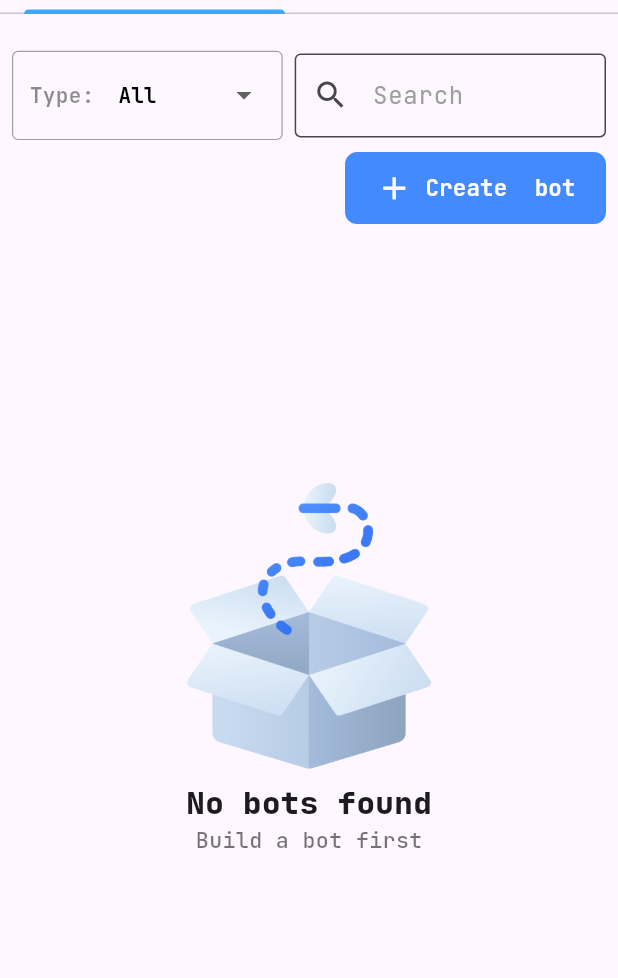
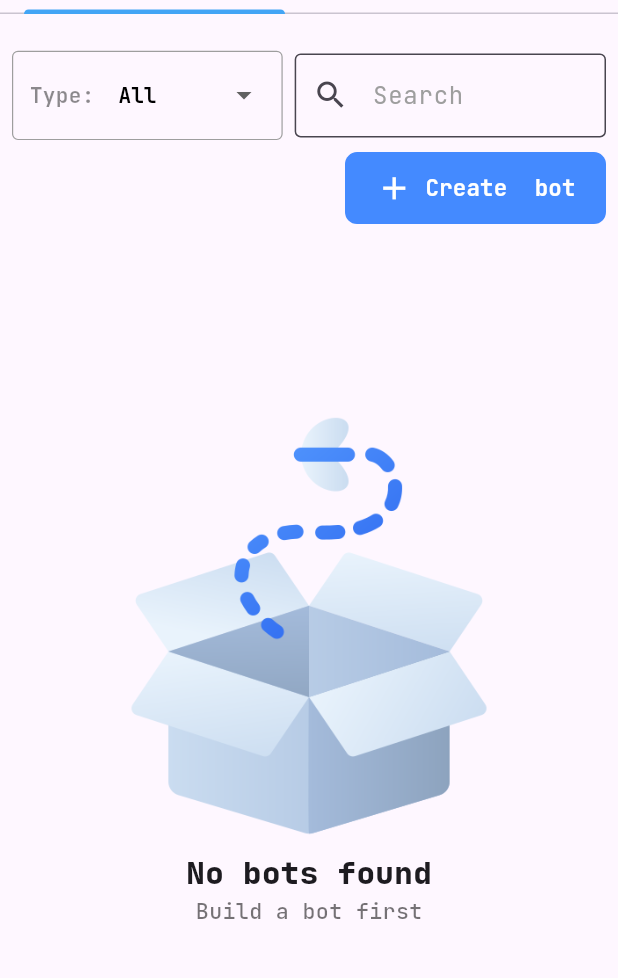
Before and after one commit to LeHuuTri-186/STEP-AI, a Flutter app: the PersonalPage screen opened by its route, in the side drawer, after a tap on "Personal", on a phone screen of 412 x 824 dp, the part 133-1111 px from its top. Run offline on Flutter 3.47's test engine with Material 3 defaults, Android fonts, the phone set to English and light mode, and no system bars; our stand-ins replace font_awesome_flutter, google_fonts.

Commit message:
restructure code merge pages and create basic navigation

```diff
--- a/step_ai/lib/components/appNameWidget.dart
+++ b/step_ai/lib/components/appNameWidget.dart
@@ -12,7 +12,7 @@ class AppNameWidget extends StatelessWidget {
         style: GoogleFonts.jetBrainsMono(
             color: Colors.black,
             fontWeight: FontWeight.w800,
-            fontSize: MediaQuery.of(context).size.width * 0.05),
+            fontSize: 20),
         children: [
           TextSpan(
               text: "STEP",
@@ -24,13 +24,13 @@ class AppNameWidget extends StatelessWidget {
             style: GoogleFonts.jetBrainsMono(
                 color: Colors.black,
                 fontWeight: FontWeight.w800,
-                fontSize: MediaQuery.of(context).size.width * 0.01),
+                fontSize: 15),
           ),
           TextSpan(text: "AI",
               style: GoogleFonts.jetBrainsMono(
                   color: Colors.white,
                   fontStyle: FontStyle.italic,
-                  fontSize: MediaQuery.of(context).size.width * 0.07)
+                  fontSize: 20)
           ),
         ]));
   }
--- a/step_ai/lib/components/historyDrawer.dart
+++ b/step_ai/lib/components/historyDrawer.dart
@@ -4,6 +4,7 @@ import 'package:google_fonts/google_fonts.dart';
 import 'package:step_ai/components/appNameWidget.dart';
 import 'package:step_ai/pages/personal_page/widgets/searchBarWidget.dart';
 import 'package:step_ai/pages/plan_pricing_page/planPricingPage.dart';
+import 'package:step_ai/pages/sign_in_page/signIn.dart';
 
 import '../pages/chat_page/chatPage.dart';
 import '../pages/email_page/emailPage.dart';
@@ -34,7 +35,7 @@ class HistoryDrawer extends StatelessWidget {
                   size: 50,
                 ),
                 SizedBox(
-                  width: MediaQuery.of(context).size.width * 0.05,
+                  width: 10
                 ),
                 AppNameWidget(),
               ],
@@ -85,7 +86,7 @@ class HistoryDrawer extends StatelessWidget {
                               color: Colors.black,
                               fontWeight: FontWeight.w700,
                               fontSize:
-                                  MediaQuery.of(context).size.width * 0.04),
+                              15),
                         ),
                       )),
                     ],
@@ -113,7 +114,7 @@ class HistoryDrawer extends StatelessWidget {
                               color: Colors.black,
                               fontWeight: FontWeight.w700,
                               fontSize:
-                                  MediaQuery.of(context).size.width * 0.04),
+                              15),
                         ),
                       )),
                     ],
@@ -136,7 +137,7 @@ class HistoryDrawer extends StatelessWidget {
                         color: Colors.black,
                         fontWeight: FontWeight.w700,
                         fontSize:
-                        MediaQuery.of(context).size.width * 0.04),),
+                        15),),
                   ],
                 ),
                 children: <Widget>[
@@ -188,8 +189,7 @@ class HistoryDrawer extends StatelessWidget {
                 style: GoogleFonts.jetBrainsMono(
                     color: Colors.black,
                     fontWeight: FontWeight.w700,
-                    fontSize:
-                    MediaQuery.of(context).size.width * 0.04),
+                    fontSize: 15),
               ),
               ListView.builder(
                 shrinkWrap: true,
@@ -213,7 +213,13 @@ class HistoryDrawer extends StatelessWidget {
         children: [
           Expanded(
               child: TextButton(
-                onPressed: () {},
+                onPressed: () {
+                  Navigator.push(
+                    context,
+                    MaterialPageRoute(
+                        builder: (context) => SignInApp()),
+                  );
+                },
                 style: ButtonStyle(
                     shape: WidgetStateProperty.resolveWith(
                             (states) => ContinuousRectangleBorder()),
@@ -234,7 +240,7 @@ class HistoryDrawer extends StatelessWidget {
                             color: Colors.black,
                             fontWeight: FontWeight.w700,
                             fontSize:
-                            MediaQuery.of(context).size.width * 0.04),
+                            15),
                       ),
                     ],
                   ),
--- a/step_ai/lib/main.dart
+++ b/step_ai/lib/main.dart
@@ -20,7 +20,7 @@ class MyApp extends StatelessWidget {
       ),
       debugShowCheckedModeBanner: false,
       routes: Routes.routes,
-      initialRoute: Routes.planAndPricing,
+      initialRoute: Routes.signIn,
       home: ChatPage(chatName: "Chat"),
     );
   }
--- a/step_ai/lib/screens/forgotPassword.dart
+++ b/step_ai/lib/pages/forgot_password_page/forgotPassword.dart
@@ -1,5 +1,5 @@
 import 'package:flutter/material.dart';
-import 'package:step_ai/screens/signUp.dart';
+import 'package:step_ai/pages/sign_up_page/signUp.dart';
 
 class ForgotPasswordApp extends StatelessWidget{
   const ForgotPasswordApp({super.key});
--- a/step_ai/lib/pages/personal_page/widgets/noBotPanel.dart
+++ b/step_ai/lib/pages/personal_page/widgets/noBotPanel.dart
@@ -14,7 +14,7 @@ class NoBotPanel extends StatelessWidget {
     children: [
       Image(
         image: AssetImage('lib/core/assets/img/empty-box.png'),
-        width: MediaQuery.of(context).size.width * 0.5,
+        width: 300,
       ),
       Text(
         "No bots found",
--- a/step_ai/lib/pages/personal_page/widgets/noKnowledgePanel.dart
+++ b/step_ai/lib/pages/personal_page/widgets/noKnowledgePanel.dart
@@ -12,7 +12,7 @@ class NoKnowledgePanel extends StatelessWidget {
       children: [
         Image(
           image: AssetImage('lib/core/assets/img/file.png'),
-          width: MediaQuery.of(context).size.width * 0.5,
+          width: 300,
         ),
         Text(
           "No data",
--- a/step_ai/lib/screens/signUp.dart
+++ b/step_ai/lib/pages/sign_up_page/signUp.dart
@@ -1,6 +1,6 @@
 import 'package:flutter/material.dart';
 import 'package:step_ai/main.dart';
-import 'package:step_ai/screens/signIn.dart';
+import 'package:step_ai/pages/sign_in_page/signIn.dart';
 
 class SignUpApp extends StatelessWidget{
   const SignUpApp({super.key});
--- a/step_ai/lib/utils/routes/routes.dart
+++ b/step_ai/lib/utils/routes/routes.dart
@@ -1,9 +1,13 @@
 import 'package:flutter/material.dart';
 import 'package:step_ai/pages/chat_page/chatPage.dart';
 import 'package:step_ai/pages/email_page/emailPage.dart';
+import 'package:step_ai/pages/forgot_password_page/forgotPassword.dart';
 import 'package:step_ai/pages/plan_pricing_page/planPricingPage.dart';
+import 'package:step_ai/pages/prompt_list_page/promptList.dart';
+import 'package:step_ai/pages/sign_in_page/signIn.dart';
 
 import '../../pages/personal_page/personalPage.dart';
+import '../../pages/sign_up_page/signUp.dart';
 
 class Routes {
   Routes._();
@@ -14,11 +18,19 @@ class Routes {
   static const String personal = '/personal';
   static const String email = '/email';
   static const String planAndPricing = "/planAndPricing";
+  static const String signIn = "/signIn";
+  static const String signUp = "/signUp";
+  static const String promptList = "/promptList";
+  static const String forgotPassword = "/resetPassword";
 
   static final routes = <String, WidgetBuilder>{
     personal: (BuildContext context) => PersonalPage(),
-    chat: (BuildContext context) => ChatPage(chatName: "Chat"),
+    chat: (BuildContext context) => ChatPage(),
     email: (BuildContext context) => EmailPage(),
-    planAndPricing: (BuildContext context) => PlanPricingPage()
+    planAndPricing: (BuildContext context) => PlanPricingPage(),
+    signIn: (BuildContext context) => SignInApp(),
+    signUp: (BuildContext context) => SignUpApp(),
+    promptList: (BuildContext context) => PromptApp(),
+    forgotPassword: (BuildContext context) => ForgotPasswordApp(),
   };
 }
```
Also changed, not shown: step_ai/lib/pages/sign_in_page/signIn.dart (renamed from step_ai/lib/screens/signIn.dart, +8 -1 lines), step_ai/lib/pages/prompt_list_page/promptList.dart (renamed from step_ai/lib/screens/promptList.dart), step_ai/lib/screens/oldMain.dart (deleted), 1 other file.
